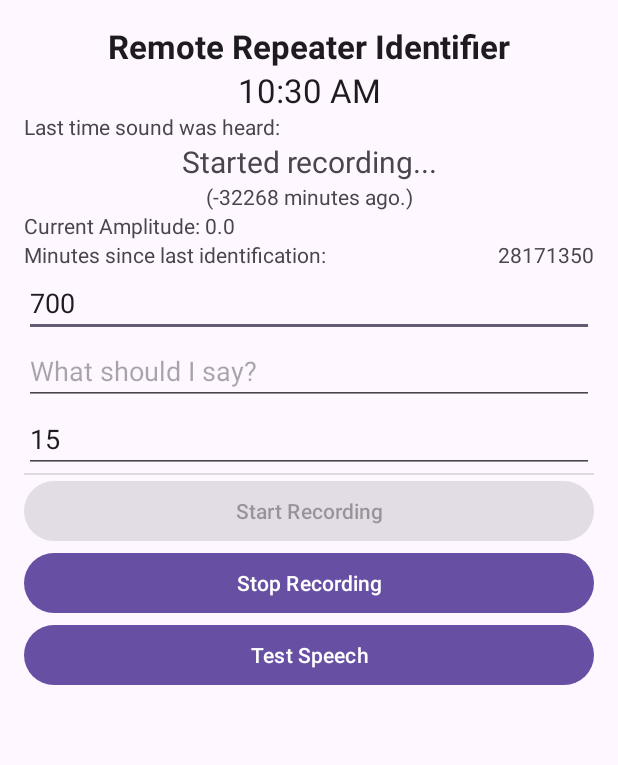
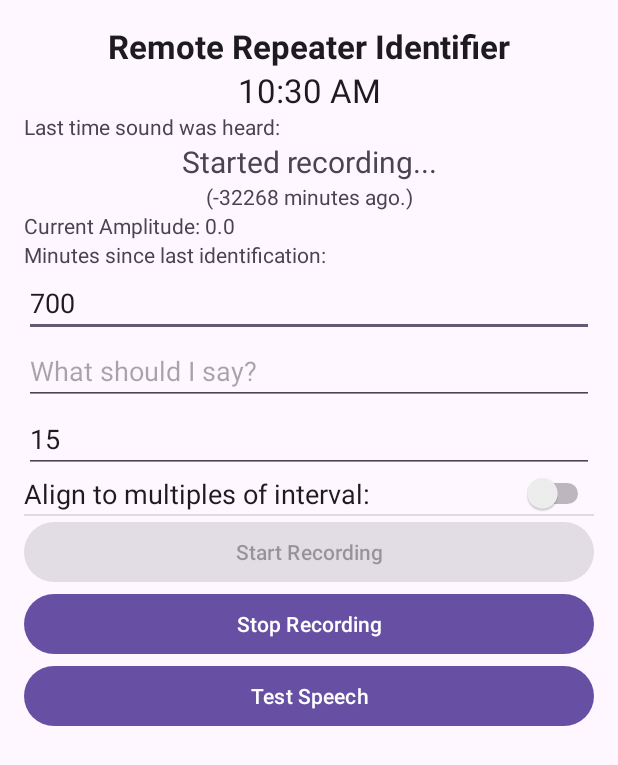
Before and after one commit to nathanchilton/remote-identifier, an Android app: the screen it shows after launch (MainActivity), after a tap on "Start Recording", on a phone screen of 412 x 824 dp. Shown: the top 765 px of the screen. Run offline under Robolectric (Android 15) with nearby library versions, the phone set to English and light mode, and no system bars.

Commit message:
feat: Add switch to align to multiples of interval

```diff
--- a/app/src/main/java/com/nathanchilton/remoteidentifier/MainActivity.java
+++ b/app/src/main/java/com/nathanchilton/remoteidentifier/MainActivity.java
@@ -17,6 +17,7 @@ import android.text.Editable;
 import android.text.TextWatcher;
 import android.view.View;
 import android.widget.Button;
+import android.widget.Switch;
 import android.widget.TextView;
 
 import java.io.File;
@@ -35,7 +36,7 @@ public class MainActivity extends AppCompatActivity {
 
     private static final int REQUEST_RECORD_AUDIO_PERMISSION = 200;
     private boolean permissionToRecordAccepted = false;
-    private String[] permissions = { Manifest.permission.RECORD_AUDIO };
+    private String[] permissions = {Manifest.permission.RECORD_AUDIO};
 
     private MediaRecorder mediaRecorder;
     private TextView timestampTextView;
@@ -215,12 +216,14 @@ public class MainActivity extends AppCompatActivity {
     }
 
     private void makeAnnouncement() {
+        long justBeforeMakingTheAnnouncement = System.currentTimeMillis();
         String toSpeak = getIdentificationText();
         Toast.makeText(getApplicationContext(), toSpeak, Toast.LENGTH_SHORT).show();
         textToSpeech.speak(toSpeak, TextToSpeech.QUEUE_FLUSH, null);
 
         // reset the timeOfLastAnnouncement to the current time
         timeOfLastAnnouncement = System.currentTimeMillis();
+        timeOfLastSoundWhichExceededTheThreshold = justBeforeMakingTheAnnouncement;
     }
 
     @Override
@@ -280,16 +283,19 @@ public class MainActivity extends AppCompatActivity {
                                             / 60)
                                     + " minutes ago.)");
 
-                            // if timeSinceLastAnnouncement > announcementFrequency
 
-                            if ((minutesSinceLastAnnouncement > getAnnouncementFrequency())
-                                    && (timeOfLastSoundWhichExceededTheThreshold > timeOfLastAnnouncement)) {
-                                makeAnnouncement();
+                            if (timeOfLastSoundWhichExceededTheThreshold > timeOfLastAnnouncement) {
+                                Switch alignment = findViewById(R.id.timeAlignment);
+                                if (alignment.isChecked()) {
+                                    if (((new Date().getMinutes()) % getAnnouncementFrequency() == 0) ||
+                                            (minutesSinceLastAnnouncement >= getAnnouncementFrequency())) {
+                                        makeAnnouncement();
+                                    }
+                                }
+                                TextView timeSinceLastIDTextView = (TextView) findViewById(R.id.timeSinceLastID);
+                                timeSinceLastIDTextView.setText(String.valueOf((int) minutesSinceLastAnnouncement));
+
                             }
-
-                            TextView timeSinceLastIDTextView = (TextView) findViewById(R.id.timeSinceLastID);
-                            timeSinceLastIDTextView.setText(String.valueOf((int) minutesSinceLastAnnouncement));
-
                         }
                         handler.postDelayed(this, 1000); // Check every second
                     }
--- a/app/src/main/res/layout/activity_sound_detection.xml
+++ b/app/src/main/res/layout/activity_sound_detection.xml
@@ -94,6 +94,12 @@
         android:hint="How often should I identify?" />
 
 
+    <Switch
+        android:id="@+id/timeAlignment"
+        android:layout_width="match_parent"
+        android:layout_height="wrap_content"
+        android:text="Align to multiples of interval:"
+        android:textAppearance="@style/TextAppearance.AppCompat.Medium" />
 
     <View
         android:id="@+id/divider"
```
